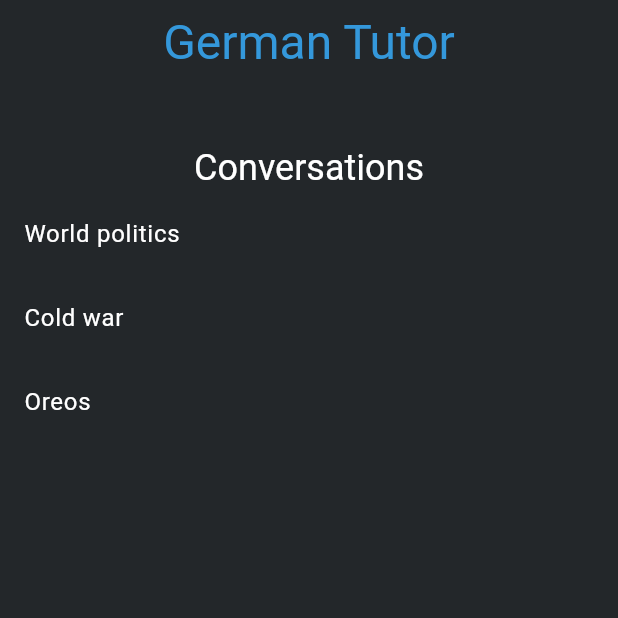
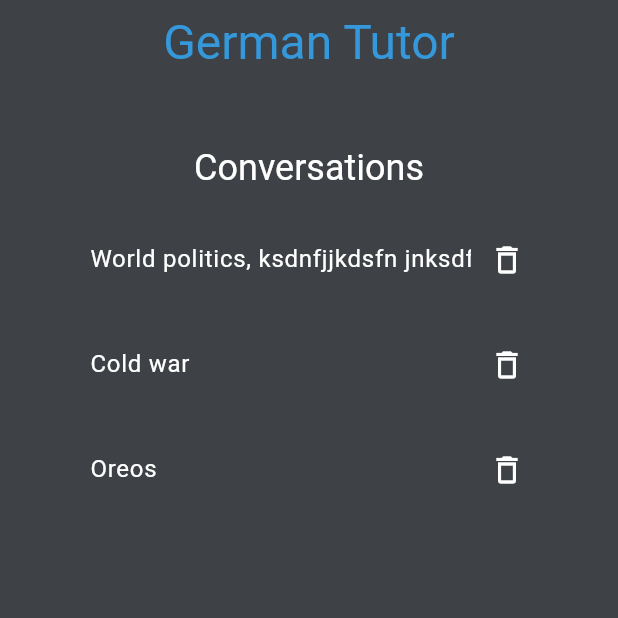
Before and after one commit to John-Ad/multilingual_chat, a Flutter app: the screen it shows after launch, on a phone screen of 412 x 824 dp, the top half of it. Run offline on Flutter 3.47's test engine with Material 2 defaults, Android fonts, the phone set to English and light mode, and no system bars; our stand-ins replace sqflite; accounts and stored records are empty; statements that could not run were skipped.

Commit message:
added convo layout

```diff
--- a/lib/components/homeConversation.dart
+++ b/lib/components/homeConversation.dart
@@ -15,29 +15,47 @@ class HomeConversation extends StatelessWidget {
   Widget build(BuildContext context) {
     var theme = Theme.of(context);
 
-    return Container(
-      margin: const EdgeInsets.fromLTRB(0, 0, 0, 20),
-      color: theme.colorScheme.secondary,
+    return Padding(
+      padding: const EdgeInsets.fromLTRB(40, 20, 40, 0),
+      child: Container(
+        width: MediaQuery.of(context).size.width * 0.8,
+        height: 50,
         decoration: BoxDecoration(
-        borderRadius: BorderRadius.circular(10),
+          color: theme.colorScheme.surface,
+          borderRadius: BorderRadius.circular(10.0),
         ),
         child: Row(
+          mainAxisAlignment: MainAxisAlignment.spaceBetween,
           children: [
-          Text(
+            Expanded(
+              child: GestureDetector(
+                onTap: () => {debugPrint("tapped")},
+                child: Padding(
+                  padding: const EdgeInsets.fromLTRB(20, 0, 0, 0),
+                  child: SingleChildScrollView(
+                    scrollDirection: Axis.horizontal,
+                    child: Text(
                       conversation.name,
                       style: theme.textTheme.bodyLarge!.copyWith(
                         color: theme.colorScheme.onPrimary,
                       ),
                     ),
-          ElevatedButton.icon(
+                  ),
+                ),
+              ),
+            ),
+            Padding(
+              padding: const EdgeInsets.fromLTRB(0, 0, 10, 0),
+              child: IconButton(
                 onPressed: () => deleteConversation(conversation.id),
                 icon: Icon(
-              Icons.delete,
+                  Icons.delete_outline,
                   color: theme.colorScheme.onPrimary,
                 ),
-            label: const Text(""),
+              ),
             ),
           ],
+        ),
       ),
     );
   }
--- a/lib/main.dart
+++ b/lib/main.dart
@@ -19,7 +19,7 @@ class MyApp extends StatelessWidget {
           primary: Color.fromARGB(255, 35, 39, 42),
           secondary: Color.fromARGB(255, 44, 47, 51),
           tertiary: Color.fromARGB(255, 52, 152, 219),
-          surface: Color.fromARGB(255, 35, 39, 42),
+          surface: Color.fromARGB(255, 62, 66, 70),
           background: Color.fromARGB(255, 44, 47, 51),
           error: Colors.red,
           onError: Colors.red,
--- a/lib/views/home.dart
+++ b/lib/views/home.dart
@@ -1,5 +1,7 @@
 import 'package:flutter/material.dart';
+import 'package:german_tutor/components/homeConversation.dart';
 import 'package:german_tutor/models/conversation.dart';
+import 'package:german_tutor/services/CoversationsService.dart';
 
 class Home extends StatefulWidget {
   const Home({super.key, required this.title});
@@ -11,6 +13,25 @@ class Home extends StatefulWidget {
 }
 
 class _HomeState extends State<Home> {
+  final ConversationsService _conversationsService = ConversationsService();
+  List<Conversation> _conversations = [];
+
+  _HomeState() {
+    _getAllConversations();
+  }
+
+  void _getAllConversations() async {
+    var conversations = await _conversationsService.getAll();
+    setState(() {
+      _conversations = conversations;
+    });
+  }
+
+  Future<void> _deleteConversation(int id) async {
+    await _conversationsService.deleteById(id);
+    setState(() {});
+  }
+
   @override
   Widget build(BuildContext context) {
     var theme = Theme.of(context);
@@ -18,7 +39,8 @@ class _HomeState extends State<Home> {
     List<Conversation> testConversations = [
       Conversation(
         id: 1,
-        name: "World politics",
+        name:
+            "World politics, ksdnfjjkdsfn jnksdf jnsdf jsnkdfsd fjkn jsndfsdk",
         createdAt: 971200000,
         updatedAt: 971200000,
       ),
@@ -64,17 +86,10 @@ class _HomeState extends State<Home> {
               shrinkWrap: true,
               children: [
                 for (var conversation in testConversations)
-                  ListTile(
-                    title: Text(
-                      conversation.name,
-                      style: theme.textTheme.bodyLarge!.copyWith(
-                        color: theme.colorScheme.onPrimary,
-                      ),
-                    ),
-                    onTap: () {
-                      Navigator.pushNamed(context, '/conversation');
-                    },
-                  ),
+                  HomeConversation(
+                    conversation: conversation,
+                    deleteConversation: _deleteConversation,
+                  )
               ],
             ),
           ),
```
Lines whose indentation alone changed are shown as unchanged.
